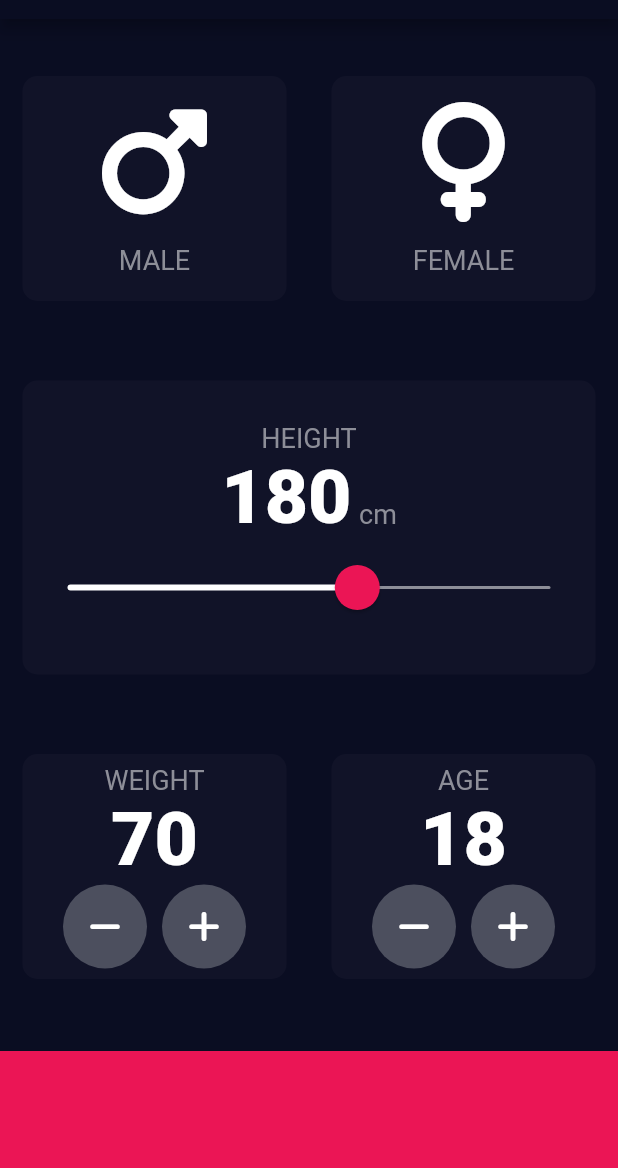
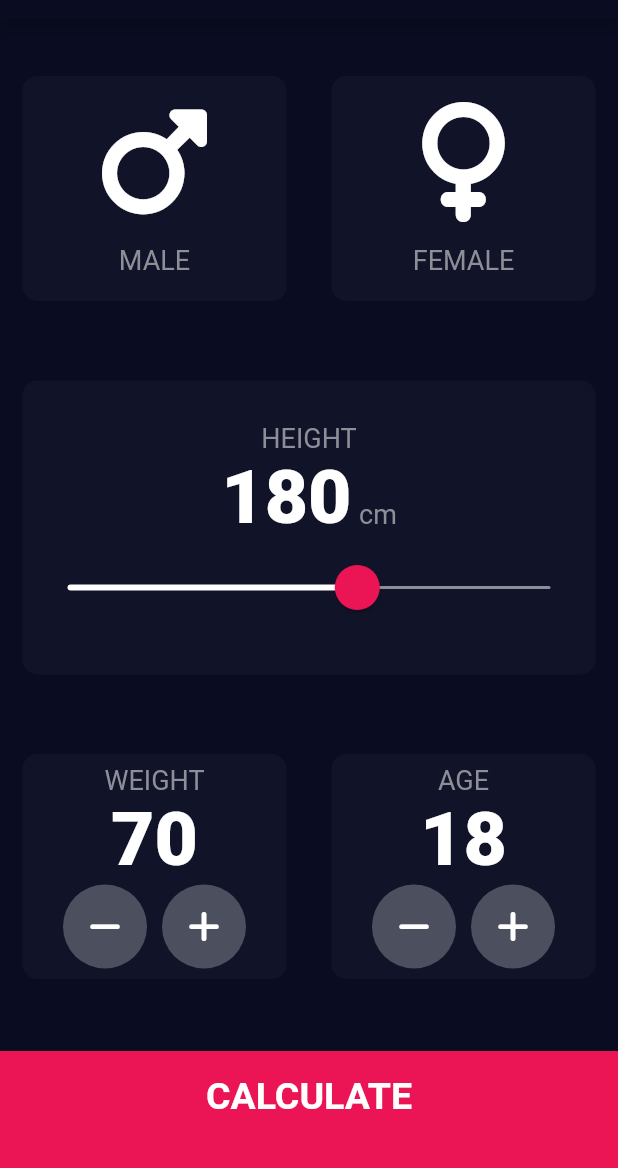
Before and after one commit to Jihed0405/bmi_calculator, a Flutter app: the screen it shows after launch, on a phone screen of 412 x 824 dp, the part 65-1233 px from its top. Run offline on Flutter 3.47's test engine with Material 2 defaults, Android fonts, the phone set to English and light mode, and no system bars; our stand-ins replace font_awesome_flutter.

Commit message:
app completed with calculating bmi

```diff
--- /dev/null
+++ b/lib/components/bottom_button.dart
@@ -0,0 +1,26 @@
+import 'package:flutter/material.dart';
+
+import '../constants.dart';
+
+class BottomButton extends StatelessWidget {
+    const BottomButton({super.key, required this.onTap, required this.buttonTitle});
+  final VoidCallback onTap;
+ final String buttonTitle;
+
+
+
+  @override
+  Widget build(BuildContext context) {
+    return GestureDetector(
+    onTap:onTap,
+      child: Container(
+        child: Center(child: Text(buttonTitle,style: kLargeButtonTextStyle,)),
+        color: kBottomContainerColour,
+        margin: EdgeInsets.only(top: 10.0),
+        padding: EdgeInsets.only(bottom: 20.0),
+        width: double.infinity,
+        height: kBottomContainerHeight,
+      ),
+    );
+  }
+}
--- /dev/null
+++ b/lib/components/round_icon_button.dart
@@ -0,0 +1,23 @@
+import 'package:flutter/material.dart';
+
+import '../constants.dart';
+
+class RoundIconButton extends StatelessWidget {
+  const RoundIconButton({super.key, required this.icon, required this.onPressed});
+final IconData icon;
+final VoidCallback onPressed;
+  @override
+  Widget build(BuildContext context) {
+    return RawMaterialButton(
+      onPressed: onPressed,
+      child: Icon(icon),
+      elevation: 0.0,
+      constraints: BoxConstraints.tightFor(
+         width: 56.0,
+          height: 56.0,
+      ),
+      shape: CircleBorder(),
+      fillColor: kButtonColor,
+      );
+  }
+}
--- a/lib/main.dart
+++ b/lib/main.dart
@@ -1,5 +1,5 @@
 import 'package:flutter/material.dart';
-import 'input_page.dart';
+import 'screens/input_page.dart';
 
 void main() => runApp(BMICalculator());
 
--- a/lib/input_page.dart
+++ b/lib/screens/input_page.dart
@@ -1,8 +1,13 @@
+import 'package:bmi_calculator/calculator_brain.dart';
 import 'package:bmi_calculator/constants.dart';
-import 'package:bmi_calculator/icon_content.dart';
-import 'package:bmi_calculator/reusable_card.dart';
+import 'package:bmi_calculator/components/icon_content.dart';
+import 'package:bmi_calculator/screens/results_page.dart';
+import 'package:bmi_calculator/components/reusable_card.dart';
 import 'package:flutter/material.dart';
 import 'package:font_awesome_flutter/font_awesome_flutter.dart';
+
+import '../components/bottom_button.dart';
+import '../components/round_icon_button.dart';
 
 
 enum Gender { male, female }
@@ -166,33 +171,18 @@ class _InputPageState extends State<InputPage> {
                 ],
               ),
             ),
-            Container(
-              color: kBottomContainerColour,
-              margin: EdgeInsets.only(top: 10.0),
-              width: double.infinity,
-              height: kBottomContainerHeight,
-            )
+            BottomButton(buttonTitle: 'CALCULATE',onTap:  (){
+              CalculatorBrain calculatorBrain = CalculatorBrain(height: height, weight: weight) ;
+      Navigator.push(context,
+      MaterialPageRoute(builder: (context)=> ResultsPage(
+        bmiResult:calculatorBrain.calculateBMI() ,
+      resultText:calculatorBrain.getResult() ,
+      interpretation: calculatorBrain.getInterpretation()
+      ,),
+      )
+      );
+    },)
           ],
         ));
   }
 }
-
-class RoundIconButton extends StatelessWidget {
-  const RoundIconButton({super.key, required this.icon, required this.onPressed});
-final IconData icon;
-final VoidCallback onPressed;
-  @override
-  Widget build(BuildContext context) {
-    return RawMaterialButton(
-      onPressed: onPressed,
-      child: Icon(icon),
-      elevation: 0.0,
-      constraints: BoxConstraints.tightFor(
-         width: 56.0,
-          height: 56.0,
-      ),
-      shape: CircleBorder(),
-      fillColor: kButtonColor,
-      );
-  }
-}
```
Also changed, not shown: lib/calculator_brain.dart (added, +33 -0 lines), lib/constants.dart (+21 -0 lines), lib/screens/results_page.dart (added, +51 -0 lines), lib/components/icon_content.dart (renamed from lib/icon_content.dart), lib/components/reusable_card.dart (renamed from lib/reusable_card.dart).
